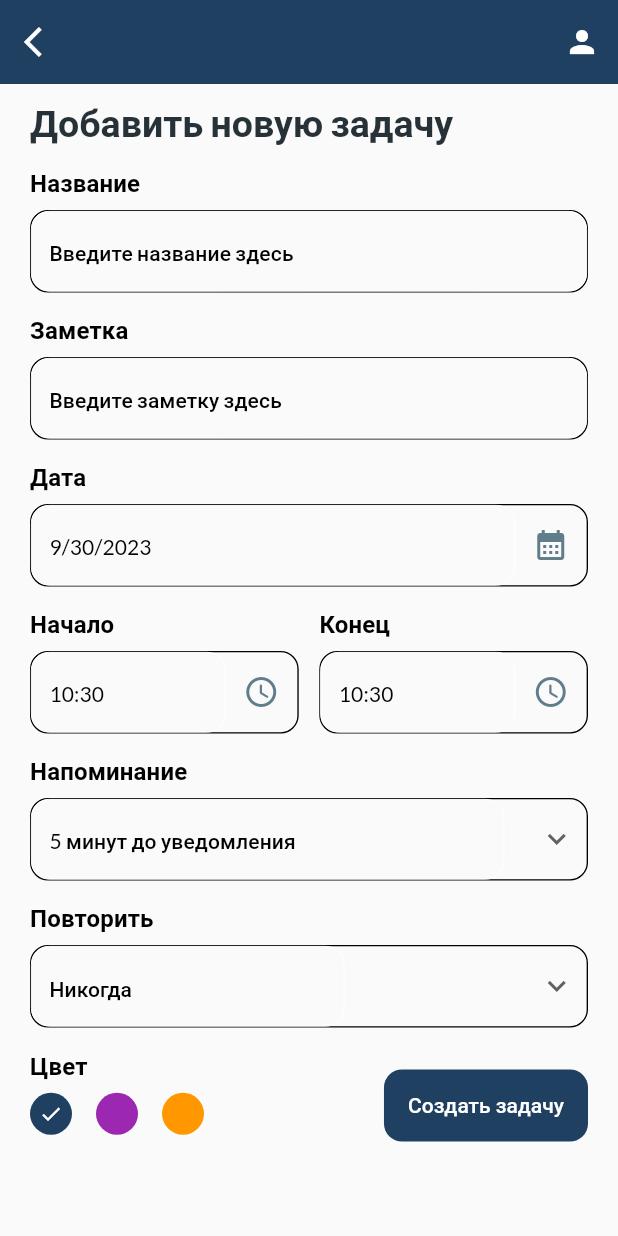
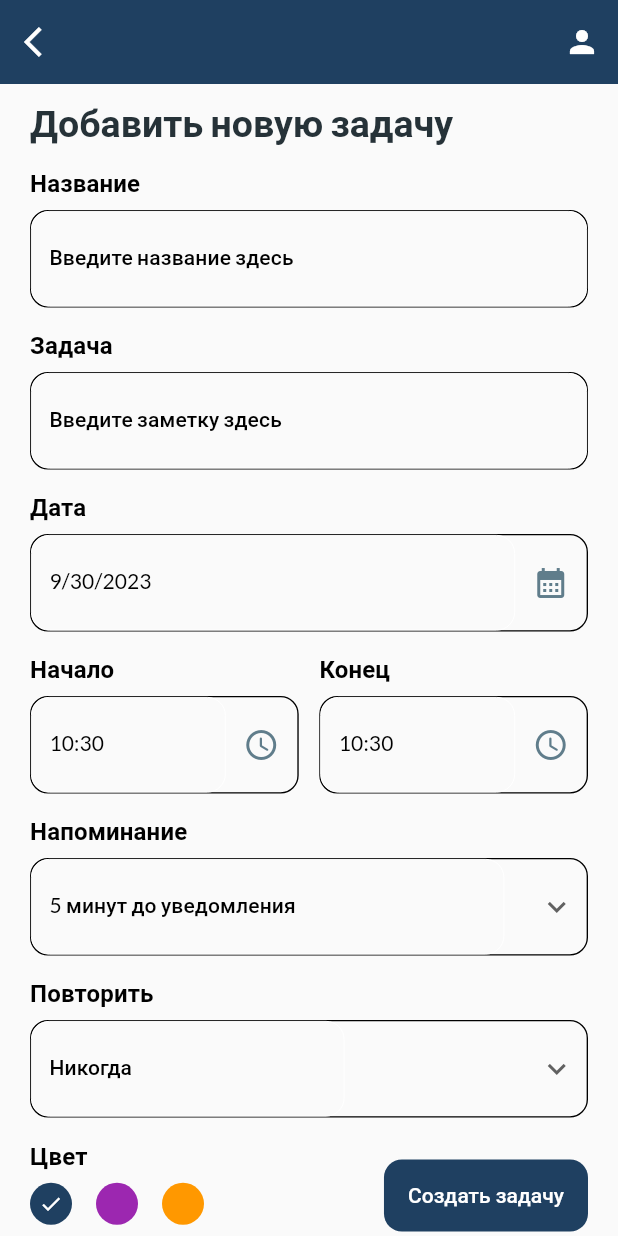
Before and after one commit to Sadid-USN/sqfLite, a Flutter app: the screen it shows after launch, after a tap on "Задача", on a phone screen of 412 x 824 dp. Run offline on Flutter 3.47's test engine with Material 2 defaults, Android fonts, the phone set to English and light mode, and no system bars; our stand-ins replace animated_text_kit, date_picker_timeline, flutter_local_notifications, flutter_native_timezone, flutter_staggered_animations, freezed_annotation and 6 more; missing offline and left inert: flutter_locales; accounts and stored records are empty; network calls fail.

Commit message:
added admob and fixed some bugs

```diff
--- /dev/null
+++ b/lib/core/addbunner_helper.dart
@@ -0,0 +1,34 @@
+import 'package:google_mobile_ads/google_mobile_ads.dart';
+
+class BannerAdHelper {
+  static final BannerAdHelper _instance = BannerAdHelper._internal();
+  late BannerAd bannerAd;
+  final String adUnitId = "ca-app-pub-7613540986721565/8217312119";
+  bool isBannerAd = false;
+
+  factory BannerAdHelper() {
+    return _instance;
+  }
+
+   AdWidget buildAdWidget() {
+    return AdWidget(ad: bannerAd);
+  }
+
+  BannerAdHelper._internal();
+
+  void initializeAdMob({required void Function(Ad)? onAdLoaded}) {
+    bannerAd = BannerAd(
+      size: AdSize.banner,
+      adUnitId: adUnitId,
+      listener: BannerAdListener(
+        onAdLoaded: onAdLoaded,
+        onAdFailedToLoad: (ad, error) {
+          ad.dispose();
+          print(error);
+        },
+      ),
+      request: const AdRequest(),
+    );
+    bannerAd.load();
+  }
+}
--- a/lib/l10n/intl_en.arb
+++ b/lib/l10n/intl_en.arb
@@ -5,7 +5,7 @@
   "addNewTask": "Add a new task",
   "title": "Title",
   "enterTitleHere": "Enter title here",
-  "note": "Note",
+
   "enterNoteHere": "Enter note here",
   "date": "Date",
   "startTime": "Start Time",
--- a/lib/l10n/intl_ru.arb
+++ b/lib/l10n/intl_ru.arb
@@ -5,7 +5,7 @@
   "addNewTask": "Добавить новую задачу",
   "title": "Название",
   "enterTitleHere": "Введите название здесь",
-  "note": "Заметка",
+
   "enterNoteHere": "Введите заметку здесь",
   "date": "Дата",
   "startTime": "Начало",
--- a/lib/main.dart
+++ b/lib/main.dart
@@ -3,6 +3,7 @@ import 'package:flutter/material.dart';
 import 'package:flutter_localizations/flutter_localizations.dart';
 
 import 'package:get_storage/get_storage.dart';
+import 'package:google_mobile_ads/google_mobile_ads.dart';
 import 'package:provider/provider.dart';
 import 'package:sql_db/controllers/home_page_controller.dart';
 import 'package:sql_db/controllers/theme_controller.dart';
@@ -16,7 +17,7 @@ import 'package:sql_db/core/db_helper.dart';
 
 Future<void> main() async {
   WidgetsFlutterBinding.ensureInitialized();
-//  tz.initializeTimeZones();
+  await MobileAds.instance.initialize();
   DBHelper.initDB();
   await NotificationHelper().initNotification();
   await GetStorage.init();
--- a/lib/screen/add_task_page.dart
+++ b/lib/screen/add_task_page.dart
@@ -1,36 +1,63 @@
 import 'package:flutter/material.dart';
+import 'package:google_mobile_ads/google_mobile_ads.dart';
 import 'package:intl/intl.dart';
 import 'package:provider/provider.dart';
 import 'package:sql_db/controllers/home_page_controller.dart';
 import 'package:sql_db/controllers/theme_controller.dart';
+import 'package:sql_db/core/addbunner_helper.dart';
 import 'package:sql_db/core/unfocus_scope.dart';
 import 'package:sql_db/generated/l10n.dart';
 import 'package:sql_db/widget/color_palet.dart';
 import 'package:sql_db/widget/custom_field.dart';
 
-class AddTaskPage extends StatelessWidget {
+class AddTaskPage extends StatefulWidget {
   static const ADDPAGE = '/addtaskpage';
   const AddTaskPage({Key? key}) : super(key: key);
 
   @override
+  State<AddTaskPage> createState() => _AddTaskPageState();
+}
+
+class _AddTaskPageState extends State<AddTaskPage> {
+   BannerAdHelper bannerAdHelper = BannerAdHelper();
+  @override
+  void initState() {
+    super.initState();
+
+    bannerAdHelper.initializeAdMob(
+      onAdLoaded: (ad) {
+        setState(() {
+          bannerAdHelper.isBannerAd = true;
+        });
+      },
+    );
+  }
+
+    @override
+  void dispose() {
+   bannerAdHelper.bannerAd.dispose();
+    super.dispose();
+  }
+
+  @override
   Widget build(BuildContext context) {
     var homeController = Provider.of<HomePageController>(context);
+    var themeController = Provider.of<ThemeController>(context);
 
     var dateFormat = DateFormat('M/d/yyyy').format(homeController.selectedDate);
 
     return Scaffold(
       appBar: AppBar(
         elevation: 0.0,
-        leading: Consumer<ThemeController>(
-          builder: (context, value, child) => IconButton(
+        leading: IconButton(
             onPressed: () {
-              value.playAssetAudio("lib/audio/iron_sound.mp3");
+              themeController.playAssetAudio("lib/audio/iron_sound.mp3");
               Navigator.of(context)
-                  .pushNamedAndRemoveUntil('/', (route) => false);
+                  .pop();
             },
             icon: const Icon(Icons.arrow_back_ios),
           ),
-        ),
+
         actions: [
           IconButton(
             onPressed: () {},
@@ -45,105 +72,106 @@ class AddTaskPage extends StatelessWidget {
           child: Column(
             crossAxisAlignment: CrossAxisAlignment.start,
             children: [
+              bannerAdHelper.isBannerAd
+                  ? SizedBox(
+                      height: bannerAdHelper.bannerAd.size.height.toDouble(),
+                      width: bannerAdHelper.bannerAd.size.width.toDouble(),
+                      child: AdWidget(ad: bannerAdHelper.bannerAd),
+                    )
+                  : const SizedBox(),
               Text(
                 S.of(context).addNewTask,
                 style: Theme.of(context).textTheme.titleLarge,
               ),
-              Consumer<HomePageController>(
-                builder: (context, value, child) => CustomField(
-                  controller: value.titleEditingController,
+              CustomField(
+                  controller: homeController.titleEditingController,
                   title: S.of(context).title,
                   hintText: S.of(context).enterTitleHere,
                 ),
-              ),
-              Consumer<HomePageController>(
-                builder: (context, value, child) => CustomField(
+
+            CustomField(
                   isNote: true,
-                  controller: value.noteEditingController,
-                  title: S.of(context).note,
+                  controller: homeController.noteEditingController,
+                  title: S.of(context).addTask,
                   hintText: S.of(context).enterNoteHere,
                 ),
-              ),
-              Consumer<HomePageController>(
-                builder: (context, value, child) => CustomField(
+
+            CustomField(
                   title: S.of(context).date,
                   hintText: dateFormat,
                   widget: IconButton(
                     onPressed: () {
-                      value.getDateFormat(context);
+                      homeController.getDateFormat(context);
                     },
                     icon: const Icon(
                       Icons.calendar_month,
                     ),
                   ),
                 ),
-              ),
-              Consumer<HomePageController>(
-                builder: (context, value, child) => Row(
+
+             Row(
                   mainAxisAlignment: MainAxisAlignment.spaceBetween,
                   children: [
                     CustomField(
                       width: MediaQuery.of(context).size.width / 2.3,
                       title: S.of(context).startTime,
-                      hintText: value.startTime,
+                      hintText: homeController.startTime,
                       widget: IconButton(
                         onPressed: () {
-                          value.getTimeFromUser(
+                          homeController.getTimeFromUser(
                               isStartTime: true, context: context);
                         },
                         icon: const Icon(Icons.access_time_rounded),
                       ),
                     ),
-                    Consumer<HomePageController>(
-                      builder: (context, value, child) => CustomField(
+                   CustomField(
                         width: MediaQuery.of(context).size.width / 2.3,
                         title: S.of(context).endTime,
-                        hintText: value.endTime,
+                        hintText: homeController.endTime,
                         widget: IconButton(
                           onPressed: () {
-                            value.getTimeFromUser(
+                            homeController.getTimeFromUser(
                                 isStartTime: false, context: context);
                           },
                           icon: const Icon(Icons.access_time_rounded),
                         ),
                       ),
-                    ),
+
                   ],
                 ),
-              ),
-              Consumer<HomePageController>(
-                builder: (context, value, child) => CustomField(
+
+              CustomField(
                   title: S.of(context).reminder,
-                  hintText:  S.of(context).selectedremaindMinutesEarly(value.selectedRemaind),
+                  hintText: S
+                      .of(context)
+                      .selectedremaindMinutesEarly(homeController.selectedRemaind),
                   widget: Padding(
                       padding: const EdgeInsets.only(right: 8),
                       child: DropdownButton<String>(
                         underline: const SizedBox(),
                         icon: const Icon(Icons.keyboard_arrow_down),
                         elevation: 4,
-                        items: value.reminList
+                        items: homeController.reminList
                             .map<DropdownMenuItem<String>>((int element) {
                           return DropdownMenuItem<String>(
                             value: element.toString(),
                             child: Text(element.toString()),
                           );
                         }).toList(),
-                        onChanged: value.onRemaindChanged,
+                        onChanged: homeController.onRemaindChanged,
                       )),
                 ),
-              ),
-              Consumer<HomePageController>(
-                builder: (context, value, child) => CustomField(
+
+           CustomField(
                   title: 'Повторить',
-                  hintText: value.selectedRepeat,
+                  hintText: homeController.selectedRepeat,
                   widget: Padding(
                     padding: const EdgeInsets.only(right: 8),
                     child: DropdownButton<String>(
-
                       underline: const SizedBox(),
                       icon: const Icon(Icons.keyboard_arrow_down),
                       elevation: 4,
-                      items: value.repeatList
+                      items: homeController.repeatList
                           .map<DropdownMenuItem<String>>((String repeat) {
                         return DropdownMenuItem<String>(
                           value: repeat,
@@ -152,17 +180,18 @@ class AddTaskPage extends StatelessWidget {
                           ),
                         );
                       }).toList(),
-                      onChanged: value.onRepeatChanged,
+                      onChanged: homeController.onRepeatChanged,
                     ),
                   ),
                 ),
-              ),
+
               const SizedBox(
                 height: 12,
               ),
               const ColorPalet(),
-
-              const SizedBox(height: 16,),
+              const SizedBox(
+                height: 16,
+              ),
             ],
           ),
         ),
--- a/lib/screen/home_page.dart
+++ b/lib/screen/home_page.dart
@@ -1,9 +1,11 @@
 import 'package:date_picker_timeline/date_picker_widget.dart';
 import 'package:flutter/material.dart';
 import 'package:flutter_staggered_animations/flutter_staggered_animations.dart';
+import 'package:google_mobile_ads/google_mobile_ads.dart';
 
 import 'package:intl/intl.dart';
 import 'package:provider/provider.dart';
+import 'package:sql_db/core/addbunner_helper.dart';
 import 'package:sql_db/core/date_format.dart';
 import 'package:sql_db/core/notify_helper.dart';
 import 'package:sql_db/languge_box.dart';
@@ -30,11 +32,28 @@ class HomePage extends StatefulWidget {
 }
 
 class _HomePageState extends State<HomePage> {
+  BannerAdHelper bannerAdHelper = BannerAdHelper();
+
   @override
   void initState() {
     super.initState();
 
+
+
     context.read<HomePageController>().getTasks();
+      bannerAdHelper.initializeAdMob(
+        onAdLoaded: (ad) {
+          setState(() {
+            bannerAdHelper.isBannerAd = true;
+          });
+        },
+      );
+  }
+
+  @override
+  void dispose() {
+   bannerAdHelper.bannerAd.dispose();
+    super.dispose();
   }
 
   @override
@@ -71,20 +90,27 @@ class _HomePageState extends State<HomePage> {
         ],
         centerTitle: true,
       ),
-      body: Consumer<HomePageController>(
-        builder: (context, controller, child) => Column(
+      body: Column(
         children: [
+          bannerAdHelper.isBannerAd
+              ? SizedBox(
+                  height: bannerAdHelper.bannerAd.size.height.toDouble(),
+                  width: bannerAdHelper.bannerAd.size.width.toDouble(),
+                  child: bannerAdHelper.buildAdWidget(),
+                )
+              : const SizedBox(),
+
           const Header(),
           // ignore: sized_box_for_whitespace
-            Container(
+          Consumer<HomePageController>(
+            builder: (context, controller, child) => Container(
               margin: const EdgeInsets.only(top: 16),
               padding: const EdgeInsets.symmetric(horizontal: 16),
               height: 100,
               width: MediaQuery.sizeOf(context).width,
               child: DatePicker(
                 DateTime.now(),
-                locale:  "ru",
-
+                locale: "ru",
                 initialSelectedDate: DateTime.now(),
                 monthTextStyle: Theme.of(context).textTheme.titleSmall!,
                 dateTextStyle: Theme.of(context).textTheme.titleMedium!,
@@ -93,6 +119,7 @@ class _HomePageState extends State<HomePage> {
                     ? primaryColor
                     : lightPrimaryColor,
                 onDateChange: controller.onDateChange,
+              ),
             ),
           ),
 
@@ -105,7 +132,7 @@ class _HomePageState extends State<HomePage> {
                 shrinkWrap: true,
                 itemCount: value.taskList.length,
                 itemBuilder: (context, index) {
-                    Task task = controller.taskList[index];
+                  Task task = value.taskList[index];
 
                   if (task.repeat == "Ежедневно") {
                     // DateTime date = DateFormat.jm().parse(task.startTime.toString());
@@ -114,8 +141,14 @@ class _HomePageState extends State<HomePage> {
                     // dateFormatParser(task.startTime ?? "null", 0),
 
                     NotificationHelper().scheduleNotification(
-                        hour: dateFormatParser(task.startTime!, 0, ),
-                        minutes: dateFormatParser(task.startTime!, 1,),
+                      hour: dateFormatParser(
+                        task.startTime!,
+                        0,
+                      ),
+                      minutes: dateFormatParser(
+                        task.startTime!,
+                        1,
+                      ),
                       task: task,
                     );
 
@@ -182,7 +215,6 @@ class _HomePageState extends State<HomePage> {
             ),
           )
         ],
-        ),
       ),
     );
   }
--- a/lib/widget/custom_field.dart
+++ b/lib/widget/custom_field.dart
@@ -34,7 +34,7 @@ class CustomField extends StatelessWidget {
           ),
           Container(
             margin: const EdgeInsets.only(top: 8.0),
-            height: 55,
+            height: 65,
             width: width ?? MediaQuery.sizeOf(context).width,
             decoration: BoxDecoration(
               border: Border.all(width: 0.9),
@@ -45,6 +45,9 @@ class CustomField extends StatelessWidget {
                 Expanded(
                   child:
                   TextFormField(
+                    textInputAction: TextInputAction.next,
+                    minLines: 3,
+                    maxLines: 10,
                     keyboardType: TextInputType.text,
                     cursorColor: Colors.blueGrey.shade600,
                     readOnly: widget == null ? false : true,
--- a/pubspec.yaml
+++ b/pubspec.yaml
@@ -15,7 +15,7 @@ publish_to: 'none' # Remove this line if you wish to publish to pub.dev
 # In iOS, build-name is used as CFBundleShortVersionString while build-number used as CFBundleVersion.
 # Read more about iOS versioning at
 # https://developer.apple.com/library/archive/documentation/General/Reference/InfoPlistKeyReference/Articles/CoreFoundationKeys.html
-version: 1.0.2+11
+version: 1.0.2+13
 
 environment:
   sdk: ">=2.17.0-69.2.beta <3.0.0"
@@ -57,6 +57,7 @@ dependencies:
   flutter_local_notifications: ^15.1.1
   flutter_native_timezone: ^2.0.0
   just_audio: ^0.9.35
+  google_mobile_ads: ^3.0.0
   #json_annotation: ^4.8.1
 
 dev_dependencies:
@@ -66,6 +67,7 @@ dev_dependencies:
     sdk: flutter
   json_serializable: ^6.7.1
 flutter_icons:
+  remove_alpha_ios: true
   image_path: "icons/icontask.png"
   android: true
   ios: true
```
Also changed, not shown: lib/widget/bottomsheet_widget.dart (+5 -3 lines), icons/icontask.png, lib/generated/intl/messages_en.dart, lib/generated/intl/messages_ru.dart, lib/generated/l10n.dart, pubspec.lock, 25 other files. Lines whose indentation alone changed are shown as unchanged.
